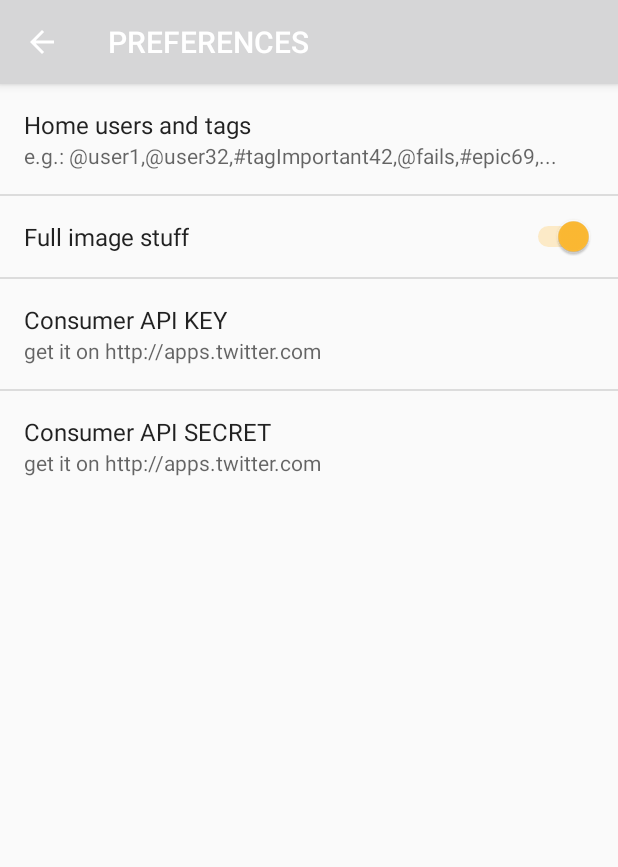
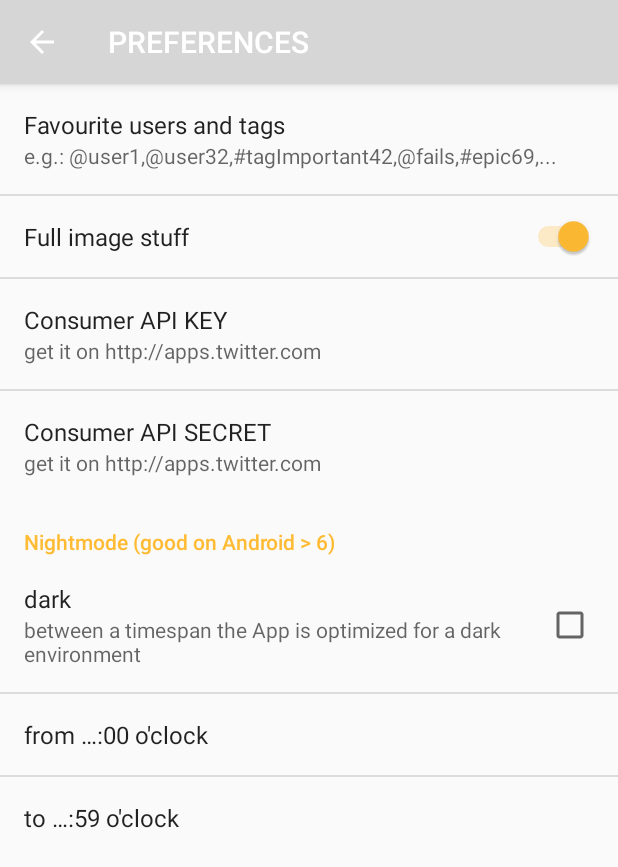
Before and after one commit to no-go/ReoTwe, an Android app: the screen it shows after launch (PreferencesActivity), in the options menu, after a tap on "PREFERENCES", on a phone screen of 412 x 824 dp. Shown: the top 867 px of the screen. Run offline under Robolectric (Android 15) with nearby library versions, the phone set to English and light mode, and no system bars; libraries missing offline, so code that uses them is left out: com.twitter.sdk; 13 statements that could not run were skipped.

Commit message:
night mode added. Revert button for search field added. Favourite Button added. Rename start-users-and-tags to Favourite users and tags

```diff
--- a/app/build.gradle
+++ b/app/build.gradle
@@ -7,8 +7,8 @@ android {
         applicationId "de.digisocken.twthaar"
         minSdkVersion 16
         targetSdkVersion 22
-        versionCode 170
-        versionName "1.70"
+        versionCode 174
+        versionName "1.74"
     }
     buildTypes {
         release {
--- /dev/null
+++ b/app/src/main/java/de/digisocken/twthaar/HourEditPreference.java
@@ -0,0 +1,33 @@
+package de.digisocken.twthaar;
+
+import android.content.Context;
+import android.preference.EditTextPreference;
+import android.util.AttributeSet;
+
+public class HourEditPreference extends EditTextPreference {
+
+    public HourEditPreference(Context context) {
+        super(context);
+    }
+
+    public HourEditPreference(Context context, AttributeSet attrs) {
+        super(context, attrs);
+    }
+
+    public HourEditPreference(Context context, AttributeSet attrs, int defStyle) {
+        super(context, attrs, defStyle);
+    }
+
+    @Override
+    protected String getPersistedString(String defaultReturnValue) {
+        return String.valueOf(getPersistedInt(0));
+    }
+
+    @Override
+    protected boolean persistString(String value) {
+        if (value.equals("")) value="0";
+        int val = Integer.valueOf(value);
+        if (val > 23 || val < 0) val = 0;
+        return persistInt(val);
+    }
+}
--- a/app/src/main/java/de/digisocken/twthaar/MainActivity.java
+++ b/app/src/main/java/de/digisocken/twthaar/MainActivity.java
@@ -1,12 +1,17 @@
 package de.digisocken.twthaar;
 
+import android.app.UiModeManager;
+import android.content.Context;
 import android.content.DialogInterface;
 import android.content.Intent;
+import android.content.SharedPreferences;
 import android.net.Uri;
+import android.preference.PreferenceManager;
 import android.support.v7.app.ActionBar;
 import android.support.v7.app.AlertDialog;
 import android.support.v7.app.AppCompatActivity;
 import android.os.Bundle;
+import android.support.v7.app.AppCompatDelegate;
 import android.util.Log;
 import android.view.Menu;
 import android.view.MenuInflater;
@@ -47,9 +52,12 @@ public class MainActivity extends AppCompatActivity {
     public ArrayList<Tweet> tweetArrayList;
     public TweetAdapter adapter;
     public ImageButton button;
+    public ImageButton buttonRevert;
+    public ImageButton buttonAddStart;
     public EditText editText;
     public RelativeLayout searchBox;
     public Stack< String > history;
+    private UiModeManager umm;
 
     private String iniQuery;
 
@@ -144,6 +152,8 @@ public class MainActivity extends AppCompatActivity {
     protected void onCreate(Bundle savedInstanceState) {
         super.onCreate(savedInstanceState);
         setContentView(R.layout.activity_main);
+        umm = (UiModeManager) getSystemService(Context.UI_MODE_SERVICE);
+
         try {
             ActionBar ab = getSupportActionBar();
             if(ab != null) {
@@ -151,7 +161,11 @@ public class MainActivity extends AppCompatActivity {
                 ab.setHomeButtonEnabled(true);
                 ab.setDisplayUseLogoEnabled(true);
                 ab.setLogo(R.mipmap.ic_launcher);
-                ab.setTitle(" " + getString(R.string.app_name) + " " + BuildConfig.VERSION_NAME);
+                if (BuildConfig.DEBUG) {
+                    ab.setTitle(" " + getString(R.string.app_name) + " " + BuildConfig.VERSION_NAME);
+                } else {
+                    ab.setTitle(" " + getString(R.string.app_name));
+                }
                 ab.setElevation(10);
             }
         } catch (Exception e) {
@@ -161,12 +175,42 @@ public class MainActivity extends AppCompatActivity {
         searchBox = (RelativeLayout) findViewById(R.id.searchBox);
         mListView = (ListView) findViewById(R.id.list);
         button = (ImageButton) findViewById(R.id.button);
+        buttonRevert = (ImageButton) findViewById(R.id.cleanUpBtn);
+        buttonAddStart = (ImageButton) findViewById(R.id.addStartBtn);
         editText = (EditText) findViewById(R.id.editText);
         loginButton = new TwitterLoginButton(this);
 
         iniQuery = TwthaarApp.mPreferences.getString("STARTUSERS", getString(R.string.defaultStarts));
         editText.setText(iniQuery);
         button.setOnClickListener(new SearchListener(this, ""));
+
+        buttonRevert.setOnClickListener(new View.OnClickListener() {
+            @Override
+            public void onClick(View v) {
+                editText.setText("");
+            }
+        });
+
+        buttonAddStart.setOnClickListener(new View.OnClickListener() {
+            @Override
+            public void onClick(View v) {
+                final String[] queries = editText.getText().toString().split(",");
+                for (String q : queries) {
+                    q = q.trim();
+                    if (q.startsWith("#")) {
+                        if(!iniQuery.contains(q)) {
+                            iniQuery += "," + q;
+                        }
+                    } else if (q.startsWith("@")) {
+                        if(!iniQuery.contains(q)) {
+                            iniQuery += "," + q;
+                        }
+                    }
+                }
+                TwthaarApp.mPreferences.edit().putString("STARTUSERS",iniQuery).apply();
+                Toast.makeText(MainActivity.this, R.string.favAdded, Toast.LENGTH_SHORT).show();
+            }
+        });
 
         tweetArrayList = new ArrayList<>();
         history = new Stack<>();
@@ -296,6 +340,30 @@ public class MainActivity extends AppCompatActivity {
         super.onActivityResult(requestCode, resultCode, data);
         loginButton.onActivityResult(requestCode, resultCode, data);
     }
+    @Override
+
+    protected void onResume() {
+        SharedPreferences mPreferences = PreferenceManager.getDefaultSharedPreferences(getApplicationContext());
+        boolean night = mPreferences.getBoolean("nightmode_use", false);
+        if (night) {
+            int startH = mPreferences.getInt("nightmode_use_start", TwthaarApp.DEFAULT_NIGHT_START);
+            int stopH = mPreferences.getInt("nightmode_use_stop", TwthaarApp.DEFAULT_NIGHT_STOP);
+            if (TwthaarApp.inTimeSpan(startH, stopH) && umm.getNightMode() != UiModeManager.MODE_NIGHT_YES) {
+                umm.setNightMode(UiModeManager.MODE_NIGHT_YES);
+                AppCompatDelegate.setDefaultNightMode(AppCompatDelegate.MODE_NIGHT_YES);
+            }
+            if (!TwthaarApp.inTimeSpan(startH, stopH) && umm.getNightMode() != UiModeManager.MODE_NIGHT_NO) {
+                umm.setNightMode(UiModeManager.MODE_NIGHT_NO);
+                AppCompatDelegate.setDefaultNightMode(AppCompatDelegate.MODE_NIGHT_NO);
+            }
+        } else {
+            if (umm.getNightMode() == UiModeManager.MODE_NIGHT_YES) {
+                umm.setNightMode(UiModeManager.MODE_NIGHT_NO);
+                AppCompatDelegate.setDefaultNightMode(AppCompatDelegate.MODE_NIGHT_NO);
+            }
+        }
+        super.onResume();
+    }
 
     public void realExit() {
         super.onBackPressed();
--- a/app/src/main/java/de/digisocken/twthaar/SearchListener.java
+++ b/app/src/main/java/de/digisocken/twthaar/SearchListener.java
@@ -42,7 +42,7 @@ public class SearchListener implements View.OnClickListener {
 
         for (String q : queries) {
             q = q.trim();
-            if (q.contains("#")) {
+            if (q.startsWith("#")) {
                 q = q.replace("#","");
                 SearchTimeline searchTimeline = new SearchTimeline.Builder()
                         .query(q)
--- a/app/src/main/java/de/digisocken/twthaar/TwthaarApp.java
+++ b/app/src/main/java/de/digisocken/twthaar/TwthaarApp.java
@@ -12,6 +12,7 @@ import com.twitter.sdk.android.core.TwitterConfig;
 
 import java.io.UnsupportedEncodingException;
 import java.text.SimpleDateFormat;
+import java.util.Calendar;
 import java.util.Locale;
 
 public class TwthaarApp extends Application {
@@ -27,6 +28,9 @@ public class TwthaarApp extends Application {
     public static SimpleDateFormat formatIn = new SimpleDateFormat("EEE MMM dd hh:mm:ss z yyyy", Locale.ENGLISH);
     public static SimpleDateFormat formatOut = new SimpleDateFormat("yyyy-MM-dd HH:mm", Locale.ENGLISH);
 
+    public static final int DEFAULT_NIGHT_START = 18;
+    public static final int DEFAULT_NIGHT_STOP = 6;
+
     public void onCreate() {
         super.onCreate();
 
@@ -37,6 +41,14 @@ public class TwthaarApp extends Application {
             e.printStackTrace();
         }
         mPreferences = PreferenceManager.getDefaultSharedPreferences(getApplicationContext());
+
+        if (!mPreferences.contains("nightmode_use_start")) {
+            mPreferences.edit().putInt("nightmode_use_start", DEFAULT_NIGHT_START).commit();
+        }
+        if (!mPreferences.contains("nightmode_use_stop")) {
+            mPreferences.edit().putInt("nightmode_use_stop", DEFAULT_NIGHT_STOP).commit();
+        }
+
         TwitterConfig config = new TwitterConfig.Builder(this)
                 .logger(new DefaultLogger(Log.DEBUG))
                 .twitterAuthConfig(new TwitterAuthConfig(
@@ -47,4 +59,12 @@ public class TwthaarApp extends Application {
                 .build();
         Twitter.initialize(config);
     }
+
+    public static boolean inTimeSpan(int startH, int stopH) {
+        int nowH = Calendar.getInstance().get(Calendar.HOUR_OF_DAY);
+        if (startH == stopH && startH == nowH) return true;
+        if (startH > stopH && (nowH <= stopH || nowH >= startH)) return true;
+        if (startH < stopH && nowH >= startH && nowH <= stopH) return true;
+        return false;
+    }
 }
--- /dev/null
+++ b/app/src/main/res/values-night/colors.xml
@@ -0,0 +1,6 @@
+<?xml version="1.0" encoding="utf-8"?>
+<resources>
+    <color name="textFront">#eeffffff</color>
+    <color name="textFrontLight">#66ffffff</color>
+    <color name="textBack">#ee000000</color>
+</resources>
--- /dev/null
+++ b/app/src/main/res/values-night/styles.xml
@@ -0,0 +1,9 @@
+<resources>
+
+    <!-- Base application theme. -->
+    <style name="AppTheme" parent="Theme.AppCompat">
+        <item name="colorPrimary">@color/tw__blue_default</item>
+        <item name="colorPrimaryDark">@color/tw__blue_default</item>
+        <item name="colorAccent">@android:color/holo_orange_light</item>
+    </style>
+</resources>
--- a/app/src/main/res/values/strings.xml
+++ b/app/src/main/res/values/strings.xml
@@ -4,18 +4,24 @@
     <string name="projPage">Project Page</string>
     <string name="preferences">PREFERENCES</string>
     <string name="apihint">get it on http://apps.twitter.com</string>
-    <string name="search">search @user or #tag</string>
+    <string name="search">search @userA or @userB,#tag1,#tag2</string>
     <string name="imageful">Full image stuff</string>
     <string name="statsGoto"> ⇆ %1$d ★ %2$d %3$s &gt;</string>
-    <!-- \@go_nix,@adblockfast,@lostincologne,@dierosarotechi,@profiamateurin,@anneschuessler,@Atari_MegaSTe,@natschaska,@kifferbarbie,@zubesuchhier,@Phollux,@SophiePassmann,@UnusuaIlmages,@N3I_3,@The_Pi_Hole,@istdasvegan,@TariTarina,@SenfundKrenn,@steffitalks,@ESP8266COM,@kenshirriff,@co_bebe_,@FeeKKanzler,@cm_krefeld,@Calvinn_Hobbes,@NicolasGassmann,@bomelino,@ayamira_taddi,@Pat130485,@9823 -->
-    <string name="defaultStarts">\@GeneHunt,@The_Pi_Hole,@amnesty,@adafruit,@Princessofwifi,#Friday,@istdasvegan,#wetter,#wochenende,@Der_Postillon</string>
+    <string name="defaultStarts">\@GeneHunt,@The_Pi_Hole,@amnesty,@adafruit,@Princessofwifi,#Friday,@istdasvegan,#wetter,#wochenende,@MartinSonneborn,@DLF,@evalodde,@ProletDo,@ViccoVonBuelow,@tazgezwitscher</string>
     <string name="no">no</string>
     <string name="yes">yes</string>
     <string name="closing">Closing %1$s ?</string>
     <string name="sureToClose">Are you sure you want to close me?</string>
-    <string name="usersAndTags">Home users and tags</string>
+    <string name="usersAndTags">Favourite users and tags</string>
+    <string name="favAdded">Favourite(s) added</string>
     <string name="usersAndTags_summary">e.g.: @user1,@user32,#tagImportant42,@fails,#epic69,...</string>
     <string name="makeTweet">make tweet …</string>
     <string name="youNeedApiKey">You need a valid API Key and Secret, too!</string>
     <string name="ready">ready.</string>
+
+    <string name="nightmode">Nightmode (good on Android &gt; 6)</string>
+    <string name="nightmode_summary">between a timespan the App is optimized for a dark environment</string>
+    <string name="nightmode_use">dark</string>
+    <string name="nightmode_use_start">from …:00 o\'clock</string>
+    <string name="nightmode_use_stop">to …:59 o\'clock</string>
 </resources>
--- a/app/src/main/res/xml/preferences.xml
+++ b/app/src/main/res/xml/preferences.xml
@@ -24,4 +24,27 @@
         android:key="CONSUMER_SECRET"
         android:title="Consumer API SECRET" />
 
+    <PreferenceCategory
+        android:title="@string/nightmode" >
+
+        <CheckBoxPreference
+            android:defaultValue="false"
+            android:key="nightmode_use"
+            android:summary="@string/nightmode_summary"
+            android:title="@string/nightmode_use" />
+
+        <de.digisocken.twthaar.HourEditPreference
+            android:key="nightmode_use_start"
+            android:title="@string/nightmode_use_start"
+            android:numeric="integer"
+            android:maxLength="2" />
+
+        <de.digisocken.twthaar.HourEditPreference
+            android:key="nightmode_use_stop"
+            android:title="@string/nightmode_use_stop"
+            android:numeric="integer"
+            android:maxLength="2" />
+
+    </PreferenceCategory>
+
 </PreferenceScreen>
```
Also changed, not shown: app/src/main/java/de/digisocken/twthaar/TweetAdapter.java (+10 -2 lines), app/src/main/res/layout/activity_main.xml (+37 -12 lines), 4 other files.
